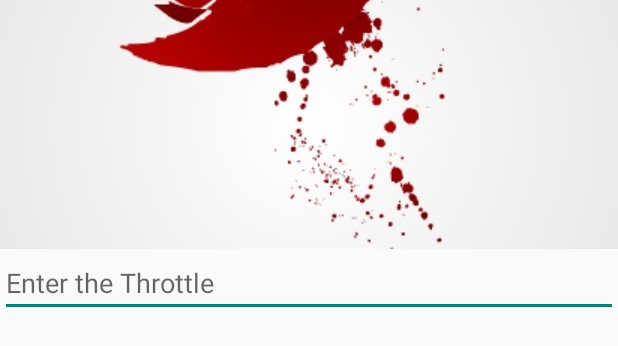
After one commit to MarcoBravoG/SpeedoMeter, an Android app: the layout alert_dialog.xml on its own in the app's theme, with its tools: preview values and no code run, on a phone screen of 412 x 824 dp. The commit adds this screen. Shown: the top 346 px of the screen. Run offline under Robolectric (Android 15) with nearby library versions, the phone set to English and light mode, and no system bars.

Commit message:
Alert Dialog working

```diff
--- a/SpeedoMeter/app/build.gradle
+++ b/SpeedoMeter/app/build.gradle
@@ -40,5 +40,7 @@ dependencies {
     /*compile 'uk.co.chrisjenx:calligraphy:2.3.0'//for fonts set*/
     compile 'agency.tango.android:material-intro-screen:+'//for app intro
     compile 'com.airbnb.android:lottie:2.1.0'
+    //compile 'com.github.javiersantos:MaterialStyledDialogs:2.1'
+
     testCompile 'junit:junit:4.12'
 }
--- /dev/null
+++ b/SpeedoMeter/app/src/main/res/layout/alert_dialog.xml
@@ -0,0 +1,18 @@
+<?xml version="1.0" encoding="utf-8"?>
+<LinearLayout xmlns:android="http://schemas.android.com/apk/res/android"
+    android:orientation="vertical"
+    android:layout_width="match_parent"
+    android:layout_height="match_parent"
+    android:id="@+id/alertDialogLayout">
+
+    <ImageView
+        android:layout_width="match_parent"
+        android:layout_height="166dp"
+        android:scaleType="center"
+        android:src="@drawable/alert_dialog1"/>
+    <EditText
+        android:layout_width="match_parent"
+        android:layout_height="wrap_content"
+        android:id="@+id/speedThrottle"
+        android:hint="Enter the Throttle"/>
+</LinearLayout>
--- a/SpeedoMeter/build.gradle
+++ b/SpeedoMeter/build.gradle
@@ -21,6 +21,9 @@ allprojects {
 
 
         jcenter()
+        maven {
+            url "https://jitpack.io"
+        }
 
     }
 }
```
Also changed, not shown: SpeedoMeter/app/src/main/java/com/example/suneet/speedometer/MainActivity.java (+43 -9 lines), SpeedoMeter/app/src/main/res/drawable/alert_dialog.jpg (added), SpeedoMeter/app/src/main/res/drawable/alert_dialog1.jpg (added).
